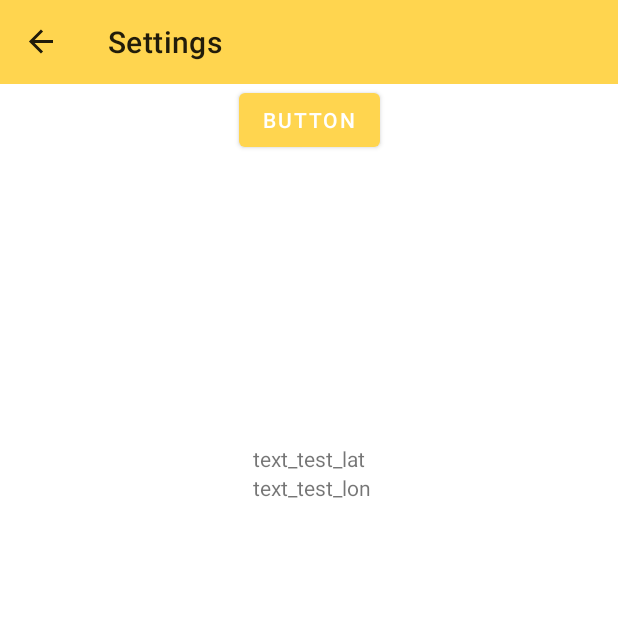
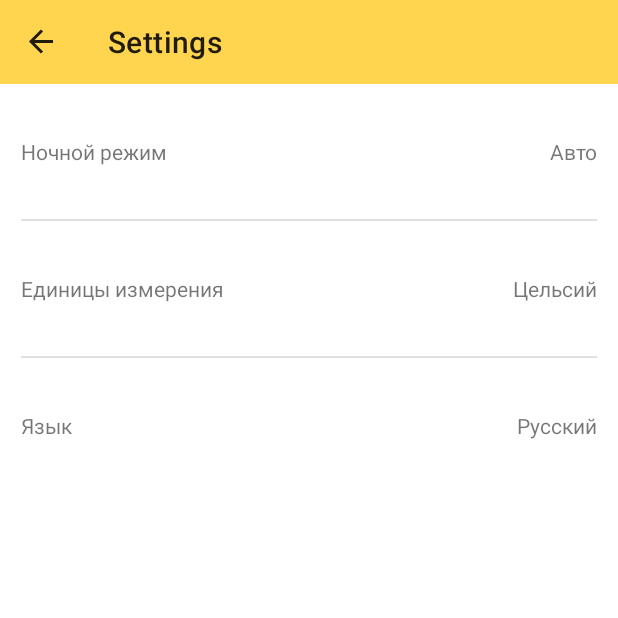
Before and after one commit to akaFACET/WeatherApp, an Android app: the screen it shows after launch (MainActivity), in the side drawer, after a tap on "Settings", on a phone screen of 412 x 824 dp, the top half of it. Run offline under Robolectric (Android 15) with nearby library versions, the phone set to English and light mode, and no system bars; our stand-ins replace Room's generated code, navigation-ui; libraries missing offline, so code that uses them is left out: com.github.mikephil.charting, com.jakewharton.retrofit2, kotlin.time.microseconds; 22 statements that could not run were skipped.

Commit message:
add support night mode and switchable in SettingsFragment.kt

```diff
--- a/app/src/main/java/com/example/weatherapp/Mapper.kt
+++ b/app/src/main/java/com/example/weatherapp/Mapper.kt
@@ -11,7 +11,6 @@ import java.util.*
 import kotlin.time.microseconds
 
 class Mapper {
-
 
     companion object {
 
@@ -257,7 +256,7 @@ class Mapper {
                 cloudsAll = subWeatherList.clouds.all ?: 0,
                 rain = subWeatherList.rain?.rainVolume ?: 0.0,
                 snow = subWeatherList.snow?.snowVolume ?: 0.0
-                )
+            )
         }
 
         private fun getUnixDateTime() = Date().time.div(1000)
--- /dev/null
+++ b/app/src/main/java/com/example/weatherapp/NightModeType.kt
@@ -0,0 +1,61 @@
+package com.example.weatherapp
+
+import android.os.Build
+import androidx.annotation.StringRes
+import androidx.appcompat.app.AppCompatDelegate
+
+enum class NightModeType(
+    val customOrdinal: Int,
+    @AppCompatDelegate.NightMode val value: Int,
+    val title: String
+    //@StringRes val title: Int
+
+) {
+    MODE_NIGHT_NO(
+        0,
+        AppCompatDelegate.MODE_NIGHT_NO,
+        "Выключен"
+    ),
+
+    MODE_NIGHT_YES(
+        1,
+        AppCompatDelegate.MODE_NIGHT_YES,
+        "Включен"
+
+    ),
+
+    MODE_NIGHT_FOLLOW_SYSTEM(
+        2,
+        AppCompatDelegate.MODE_NIGHT_FOLLOW_SYSTEM,
+        "Авто"
+    ),
+    MODE_NIGHT_AUTO_BATTERY(
+        2,
+        AppCompatDelegate.MODE_NIGHT_AUTO_BATTERY,
+        "Авто"
+    );
+
+    companion object {
+        fun fromValue(@AppCompatDelegate.NightMode value: Int) = values().firstOrNull {
+            it.value == value
+        } ?: getDefaultMode()
+
+        fun fromCustomOrdinal(ordinal: Int): NightModeType {
+            return if (ordinal == 2){
+                getDefaultMode()
+            }else{
+                values().firstOrNull { it.customOrdinal == ordinal } ?: getDefaultMode()
+            }
+        }
+
+        fun getDefaultMode(): NightModeType {
+            return if (Build.VERSION.SDK_INT >= Build.VERSION_CODES.Q) {
+                MODE_NIGHT_FOLLOW_SYSTEM
+            }else{
+                MODE_NIGHT_AUTO_BATTERY
+            }
+        }
+    }
+
+
+}
--- /dev/null
+++ b/app/src/main/java/com/example/weatherapp/SharedPreferences.kt
@@ -0,0 +1,57 @@
+package com.example.weatherapp
+
+import android.content.Context
+import android.content.SharedPreferences
+
+class PreferencesManager(context: Context) {
+
+    companion object {
+        private const val PREF_NAME = "weatherAppSettings"
+        private const val KEY_NIGHT_MODE = "NIGTHT_MODE"
+        private const val KEY_UNITS = "UNITS"
+
+    }
+
+    private var mPref: SharedPreferences
+
+    init {
+        mPref = context.getSharedPreferences(PREF_NAME, Context.MODE_PRIVATE)
+    }
+
+    fun getSavedNightModeValue(): Int{
+        return mPref.getInt(KEY_NIGHT_MODE, 0)
+    }
+
+    fun saveNightModeValue(nightMode: Int){
+        mPref.edit().putInt(KEY_NIGHT_MODE,nightMode).apply()
+    }
+
+    fun getSavedUnitsValue(): String?{
+        return mPref.getString(KEY_UNITS, "metric") ?: "metric"
+    }
+
+    fun saveUnitsValue(units: String){
+        mPref.edit().putString(KEY_UNITS,units).apply()
+    }
+
+
+    var value: Long
+        get() = mPref.getLong(KEY_NIGHT_MODE, 0)
+        set(value) {
+            mPref.edit()
+                .putLong(KEY_NIGHT_MODE, value)
+                .apply()
+        }
+
+    fun remove(key: String?) {
+        mPref.edit()
+            .remove(key)
+            .apply()
+    }
+
+    fun clear(): Boolean {
+        return mPref.edit()
+            .clear()
+            .commit()
+    }
+}
--- /dev/null
+++ b/app/src/main/java/com/example/weatherapp/UnitsType.kt
@@ -0,0 +1,43 @@
+package com.example.weatherapp
+
+
+enum class UnitsType(
+    val customOrdinal: Int,
+    val value: String,
+    val title: String
+) {
+    METRIC_UNITS(
+        0,
+        "metric",
+        "Цельсий"
+    ),
+    IMPERIAL_UNITS(
+        1,
+        "imperial",
+        "Фаренгейт"
+    ),
+    ABSOLUTE_UNITS(
+        3,
+        "",
+        "Кельвины"
+    );
+
+    companion object{
+        fun fromValue( value: String) = UnitsType.values().firstOrNull {
+            it.value == value
+        } ?: getDefaultUnits()
+
+        fun fromCustomOrdinal(ordinal: Int): UnitsType {
+            return when(ordinal){
+                0 -> METRIC_UNITS
+                1 -> IMPERIAL_UNITS
+                2 -> ABSOLUTE_UNITS
+                else -> getDefaultUnits()
+            }
+        }
+
+        fun getDefaultUnits(): UnitsType {
+            return METRIC_UNITS
+        }
+    }
+}
--- a/app/src/main/java/com/example/weatherapp/WeatherRepository.kt
+++ b/app/src/main/java/com/example/weatherapp/WeatherRepository.kt
@@ -14,8 +14,13 @@ object WeatherRepository {
 
     private val appid="b7f532dcad2190c9ee565b091e2d8290"
     private val language = "ru"
-    private val units = "metric"
+    private var units = "metric"
+    private lateinit var preferencesManager: PreferencesManager
 
+    init {
+        preferencesManager = PreferencesManager(App.instance)
+        //units = preferencesManager.getSavedUnitsValue().toString()
+    }
 
 
     val db = WeatherDB.getInstance(App.instance).getSavedWeatherDAO()
@@ -60,6 +65,9 @@ object WeatherRepository {
 
     suspend fun getWeatherByCity(query: String):List<FoundCities>{
         val result = weatherApiService.getWeatherByCity(appid, units, language,query)
+
+        //updateParams()
+
         result.await()
         return Mapper.mapFoundCitiesResponseToFoundCities(
             result.getCompleted()
@@ -71,6 +79,9 @@ object WeatherRepository {
     }
 
     suspend fun getWeatherByCoord(lat:Double, lon:Double):WeatherData{
+
+        //updateParams()
+
         val result = weatherApiService.getWeatherByCoord(appid, units, language,lat = lat, lon = lon)
         result.await()
         return Mapper.mapWeatherResponseToWeatherData(
@@ -79,10 +90,17 @@ object WeatherRepository {
     }
 
     suspend fun getWeatherByCityId(id: Int):WeatherData{
+
+        //updateParams()
+
         val result = weatherApiService.getWeatherByCityId(appid, units, language,id)
         result.await()
         return Mapper.mapWeatherResponseToWeatherData(
             result.getCompleted())
     }
 
+//    private fun updateParams(){
+//        units = preferencesManager.getSavedUnitsValue().toString()
+//    }
+
 }
--- a/app/src/main/java/com/example/weatherapp/db/WeatherDAO.kt
+++ b/app/src/main/java/com/example/weatherapp/db/WeatherDAO.kt
@@ -7,7 +7,6 @@ import com.example.weatherapp.Mapper
 import com.example.weatherapp.network.SubWeather
 import com.example.weatherapp.network.WeatherData
 import com.example.weatherapp.network.WeatherDataEntity
-import kotlinx.coroutines.Deferred
 
 @Dao
 interface WeatherDAO {
--- a/app/src/main/java/com/example/weatherapp/db/WeatherDB.kt
+++ b/app/src/main/java/com/example/weatherapp/db/WeatherDB.kt
@@ -4,7 +4,6 @@ import android.content.Context
 import androidx.room.Database
 import androidx.room.Room
 import androidx.room.RoomDatabase
-import com.example.weatherapp.network.WeatherData
 
 @Database(entities = arrayOf(CitiesEntity::class, SubWeatherEntity::class),version = 2)
 
--- a/app/src/main/java/com/example/weatherapp/viewModels/CurrentWeatherViewModel.kt
+++ b/app/src/main/java/com/example/weatherapp/viewModels/CurrentWeatherViewModel.kt
@@ -27,7 +27,7 @@ class CurrentWeatherViewModel(application: Application) : AndroidViewModel(
     private val location = Location(application)
     var currentWeather = MutableLiveData<WeatherData?>()
     var listWeatherPerDay = MutableLiveData<List<WeatherPerDay>?>()
-    var weatherPerDay = MutableLiveData<WeatherPerDay?>()
+    //var weatherPerDay = MutableLiveData<WeatherPerDay?>()
     var isLoading = MutableLiveData<Boolean>()
     var exception = MutableLiveData<Exceptions>()
     //var currentLocation = MediatorLiveData<LocationData>()
@@ -68,7 +68,7 @@ class CurrentWeatherViewModel(application: Application) : AndroidViewModel(
                     val result = WeatherRepository.getLastKnownWeather()
                     currentWeather.postValue(result)
                     listWeatherPerDay.postValue(Mapper.getWeatherPerDays(result.subWeather))
-                    weatherPerDay.postValue(Mapper.getWeatherPerDays(result.subWeather)[0])
+                    //weatherPerDay.postValue(Mapper.getWeatherPerDays(result.subWeather)[0])
                 }
             } catch (ex: Exception){
                 Log.e("getLastKnownLocation", ex.toString())
@@ -89,7 +89,7 @@ class CurrentWeatherViewModel(application: Application) : AndroidViewModel(
                     WeatherRepository.saveLastKnownLocation(response)
                     currentWeather.postValue(response)
                     listWeatherPerDay.postValue(Mapper.getWeatherPerDays(response.subWeather))
-                    weatherPerDay.postValue(Mapper.getWeatherPerDays(response.subWeather)[0])
+                    //weatherPerDay.postValue(Mapper.getWeatherPerDays(response.subWeather)[0])
                 }
                 isLoading.value = false
             }catch (ex: UnknownHostException){
--- /dev/null
+++ b/app/src/main/res/drawable/divider.xml
@@ -0,0 +1,5 @@
+<?xml version="1.0" encoding="utf-8"?>
+<shape xmlns:android="http://schemas.android.com/apk/res/android">
+    <size android:width="1dip" />
+    <solid android:color="#666666" />
+</shape>
--- a/app/src/main/res/layout/layout_header.xml
+++ b/app/src/main/res/layout/layout_header.xml
@@ -7,6 +7,7 @@
     android:fitsSystemWindows="true"
     android:minHeight="116dp"
     app:layoutDescription="@xml/scene"
+    android:background="@color/primaryColor"
     app:layout_scrollFlags="scroll|enterAlways|snap|exitUntilCollapsed">
 
     <androidx.constraintlayout.widget.Guideline
--- a/app/src/main/res/layout/settings_fragment.xml
+++ b/app/src/main/res/layout/settings_fragment.xml
@@ -1,36 +1,81 @@
 <?xml version="1.0" encoding="utf-8"?>
-<androidx.constraintlayout.widget.ConstraintLayout xmlns:android="http://schemas.android.com/apk/res/android"
+<LinearLayout xmlns:android="http://schemas.android.com/apk/res/android"
     xmlns:app="http://schemas.android.com/apk/res-auto"
     xmlns:tools="http://schemas.android.com/tools"
     android:layout_width="match_parent"
     android:layout_height="match_parent"
-    tools:context=".fragments.SettingsFragment">
+    android:orientation="vertical"
+    tools:context=".fragments.SettingsFragment"
+    android:weightSum="100"
+    android:divider="?android:listDivider"
+    android:showDividers="middle"
+    android:paddingHorizontal="14dp">
 
-    <Button
-        android:id="@+id/button_test"
-        android:layout_width="wrap_content"
+    <LinearLayout
+
+        android:layout_width="match_parent"
         android:layout_height="wrap_content"
-        android:text="Button"
-        app:layout_constraintEnd_toEndOf="parent"
-        app:layout_constraintStart_toStartOf="parent"
-        app:layout_constraintTop_toTopOf="parent" />
+        android:layout_weight="10"
+        android:weightSum="100"
+        android:clickable="true"
+        android:background="@drawable/custom_ripple">
+        <TextView
+            android:layout_width="0dp"
+            android:layout_height="match_parent"
+            android:text="Ночной режим"
+            android:gravity="center|start"
+            android:layout_weight="40"/>
 
-    <TextView
-        android:id="@+id/text_test_lat"
-        android:layout_width="wrap_content"
+        <TextView
+            android:id="@+id/nigthModSelector_tv"
+            android:layout_width="0dp"
+            android:layout_height="match_parent"
+            android:layout_weight="60"
+            android:text="Автоматически"
+            android:gravity="center|end" />
+    </LinearLayout>
+    <LinearLayout
+        android:layout_width="match_parent"
         android:layout_height="wrap_content"
-        android:layout_marginTop="192dp"
-        android:text="text_test_lat"
-        app:layout_constraintEnd_toEndOf="parent"
-        app:layout_constraintStart_toStartOf="parent"
-        app:layout_constraintTop_toBottomOf="@+id/button_test" />
+        android:layout_weight="10"
+        android:weightSum="100"
+        android:clickable="true"
+        android:background="@drawable/custom_ripple">
+        <TextView
+            android:layout_width="0dp"
+            android:layout_height="match_parent"
+            android:gravity="center|start"
+            android:layout_weight="40"
+            android:text="Единицы измерения"/>
+        <TextView
+            android:id="@+id/unitsTypeSelector_tv"
+            android:layout_width="0dp"
+            android:layout_height="match_parent"
+            android:gravity="center|end"
+            android:layout_weight="60"
+            android:text="Цельсий"/>
+    </LinearLayout>
+    <LinearLayout
+        android:layout_width="match_parent"
+        android:layout_height="wrap_content"
 
-    <TextView
-        android:id="@+id/text_test_lon"
-        android:layout_width="wrap_content"
-        android:layout_height="wrap_content"
-        android:text="text_test_lon"
-        app:layout_constraintStart_toStartOf="@+id/text_test_lat"
-        app:layout_constraintTop_toBottomOf="@+id/text_test_lat" />
+        android:layout_weight="10"
+        android:weightSum="100"
+        android:clickable="true"
+        android:background="@drawable/custom_ripple">
+        <TextView
+            android:layout_width="0dp"
+            android:layout_height="match_parent"
+            android:gravity="center|start"
+            android:layout_weight="40"
+            android:text="Язык"/>
+        <TextView
+            android:layout_width="0dp"
+            android:layout_height="match_parent"
+            android:gravity="center|end"
+            android:layout_weight="60"
+            android:text="Русский"/>
+    </LinearLayout>
 
-</androidx.constraintlayout.widget.ConstraintLayout>
+
+</LinearLayout>
--- /dev/null
+++ b/app/src/main/res/values-night/colors.xml
@@ -0,0 +1,11 @@
+<?xml version="1.0" encoding="utf-8"?>
+<resources>
+    <color name="primaryColor">#212121</color>
+    <color name="primaryLightColor">#484848</color>
+    <color name="primaryDarkColor">#000000</color>
+    <color name="secondaryColor">#263238</color>
+    <color name="secondaryLightColor">#4f5b62</color>
+    <color name="secondaryDarkColor">#000a12</color>
+    <color name="primaryTextColor">#939393</color>
+    <color name="secondaryTextColor">#A8A8A8</color>
+</resources>
--- /dev/null
+++ b/app/src/main/res/values-night/styles.xml
@@ -0,0 +1,10 @@
+<?xml version="1.0" encoding="utf-8"?>
+<resources>
+    <style name="AppTheme" parent="Theme.MaterialComponents.DayNight.NoActionBar">
+        <!-- Customize your theme here. -->
+        <item name="colorPrimary">@color/primaryColor</item>
+        <item name="colorPrimaryDark">@color/primaryDarkColor</item>
+        <item name="colorAccent">@color/primaryLightColor</item>
+        <item name="android:statusBarColor">@color/primaryColor</item>
+    </style>
+</resources>
```
Also changed, not shown: app/src/main/java/com/example/weatherapp/fragments/SettingsFragment.kt (+94 -147 lines), app/src/main/res/values/strings.xml (+9 -0 lines).
